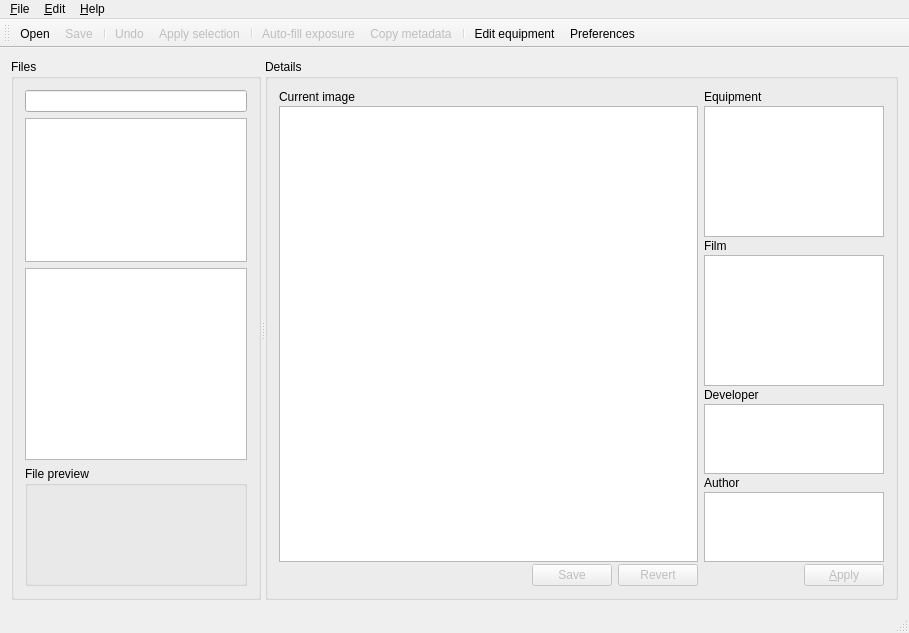
First picture: the form in src/ui/analogexif.ui, repository cgilles/digikam-analogexif, before the edit.
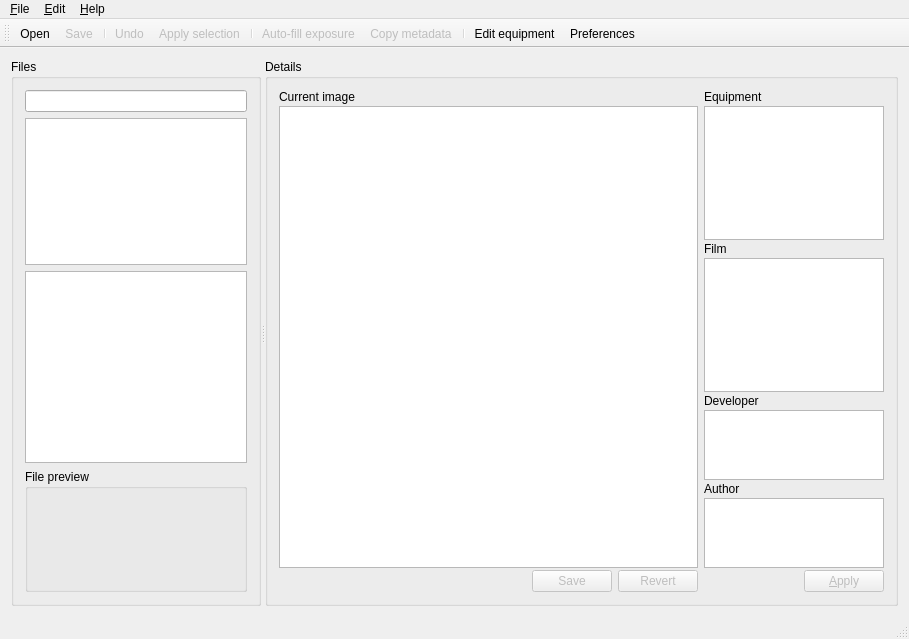
Second picture: the form after the edit. Icons and pictures are not drawn. Custom widgets are drawn as their Qt base class.

Patch:
```diff
--- a/src/ui/analogexif.ui
+++ b/src/ui/analogexif.ui
@@ -7,7 +7,7 @@
     <x>0</x>
     <y>0</y>
     <width>909</width>
-    <height>633</height>
+    <height>639</height>
    </rect>
   </property>
   <property name="windowTitle">
```
Left out of the diff: 31 changed lines with no effect on the pictures.
